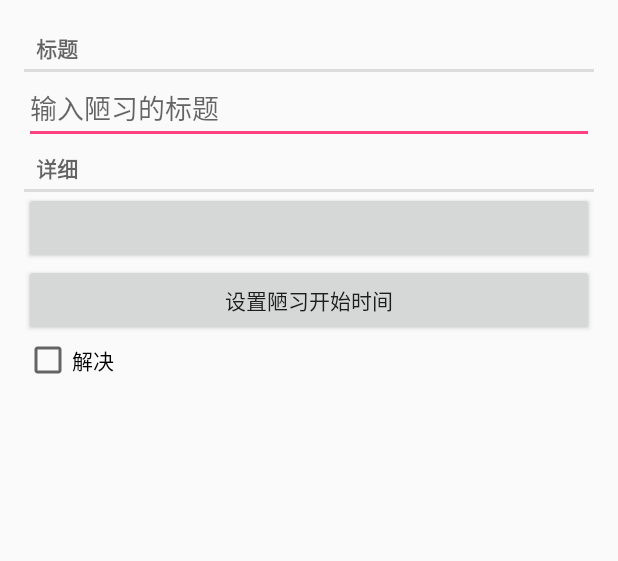
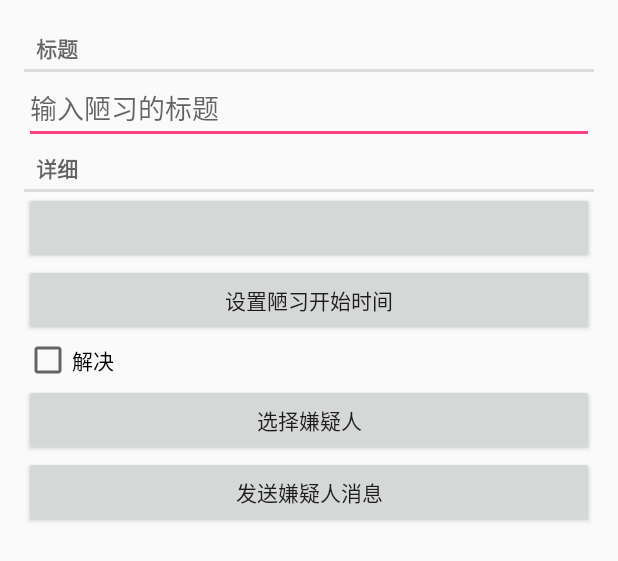
Before and after one commit to maoqitian/MaoCriminalIntent, an Android app: the layout fragment_crime.xml on its own in the app's theme, with its tools: preview values and no code run, on a phone screen of 412 x 824 dp. Shown: the top 561 px of the screen. Run offline under Robolectric (Android 15) with nearby library versions, the phone set to English and light mode, and no system bars.

Commit message:
数据库bug 解决，15.3

```diff
--- a/app/src/main/java/mao/com/maocriminalintent/database/CrimeCursorWrapper.java
+++ b/app/src/main/java/mao/com/maocriminalintent/database/CrimeCursorWrapper.java
@@ -19,16 +19,19 @@ public class CrimeCursorWrapper extends CursorWrapper {
         super(cursor);
     }
 
+    //读取信息
     public Crime getCrime(){
         String uuidStr=getString(getColumnIndex(CrimeTable.Cols.UUID));
         String title = getString(getColumnIndex(CrimeTable.Cols.TITLE));
         long date = getLong(getColumnIndex(CrimeTable.Cols.DATE));
         int isSolved = getInt(getColumnIndex(CrimeTable.Cols.SOLVED));
+        String suspect = getString(getColumnIndex(CrimeTable.Cols.SUSPECT));
 
         Crime crime=new Crime(UUID.fromString(uuidStr));
         crime.setmTitle(title);
         crime.setmDate(new Date(date));
         crime.setmSolved(isSolved!=0);
+        crime.setmSuspect(suspect);
         return crime;
     }
 }
--- a/app/src/main/java/mao/com/maocriminalintent/database/CrimeDbSchema.java
+++ b/app/src/main/java/mao/com/maocriminalintent/database/CrimeDbSchema.java
@@ -14,6 +14,7 @@ public class CrimeDbSchema {
             public static final String TITLE = "title";
             public static final String DATE = "date";
             public static final String SOLVED = "solved";
+            public static final String SUSPECT = "suspect";
         }
     }
 
--- a/app/src/main/java/mao/com/maocriminalintent/fragment/CrimeListFragment.java
+++ b/app/src/main/java/mao/com/maocriminalintent/fragment/CrimeListFragment.java
@@ -55,7 +55,6 @@ public class CrimeListFragment extends Fragment {
         // 其管理的fragment应接收onCreateOptionsMenu(...)方法的 调用指令。要通知FragmentManager，
         Log.e("毛麒添","CrimeListFragment onCreate");
         setHasOptionsMenu(true);
-        crimeLab=CrimeLab.getInstance(getActivity());
     }
 
     @Nullable
@@ -124,6 +123,7 @@ public class CrimeListFragment extends Fragment {
 
 
     public void updateUI() {
+        crimeLab=CrimeLab.getInstance(getActivity());
         List<Crime> crimes = crimeLab.getmCrimes();
         if(crimes.size()==0){
             mEmptyLayout.setVisibility(View.VISIBLE);
--- a/app/src/main/res/layout/fragment_crime.xml
+++ b/app/src/main/res/layout/fragment_crime.xml
@@ -36,4 +36,16 @@
         android:layout_width="match_parent"
         android:layout_height="wrap_content"
         android:text="@string/crime_solved_label"/>
+    <Button
+        android:id="@+id/choose_crime_suspect"
+        android:layout_width="match_parent"
+        android:layout_height="wrap_content"
+        android:text="@string/crime_suspect_text"
+        />
+    <Button
+        android:id="@+id/report_crime"
+        android:layout_width="match_parent"
+        android:layout_height="wrap_content"
+        android:text="@string/crime_report_text"
+        />
 </LinearLayout>
--- a/app/src/main/res/values/strings.xml
+++ b/app/src/main/res/values/strings.xml
@@ -15,4 +15,12 @@
     <string name="subtitle_format">%1$d crimes</string>
     <string name="delete_crime">删除陋习</string>
     <string name="set_crime_start_time">设置陋习开始时间</string>
+    <string name="crime_suspect_text">选择嫌疑人</string>
+    <string name="crime_report_text">发送嫌疑人消息</string>
+    <string name="crime_report">%1$s!The crime was discovered on %2$s. %3$s, and %4$s</string>     <string name="crime_report_solved">The case is solved</string>
+    <string name="crime_report_unsolved">The case is not solved</string>
+    <string name="crime_report_no_suspect">there is no suspect.</string>
+    <string name="crime_report_suspect">the suspect is %s.</string>
+    <string name="crime_report_subject">CriminalIntent Crime Report</string>
+    <string name="send_report">Send crime report via</string>
 </resources>
```
Also changed, not shown: app/src/main/java/mao/com/maocriminalintent/database/CrimeBaseHelper.java (+10 -7 lines), app/src/main/java/mao/com/maocriminalintent/fragment/CrimeFragment.java (+20 -0 lines), app/src/main/java/mao/com/maocriminalintent/instance/CrimeLab.java (+9 -6 lines), app/src/main/java/mao/com/maocriminalintent/model/Crime.java (+9 -0 lines).
